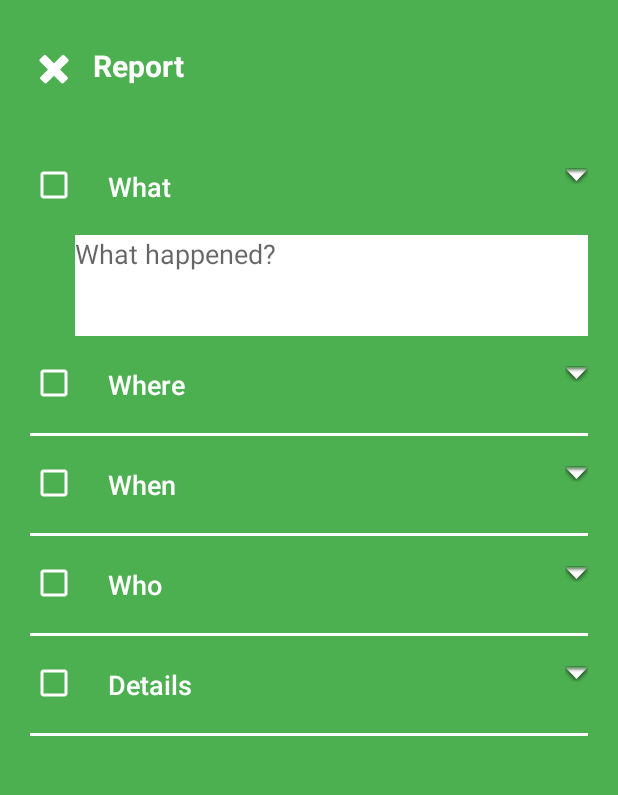
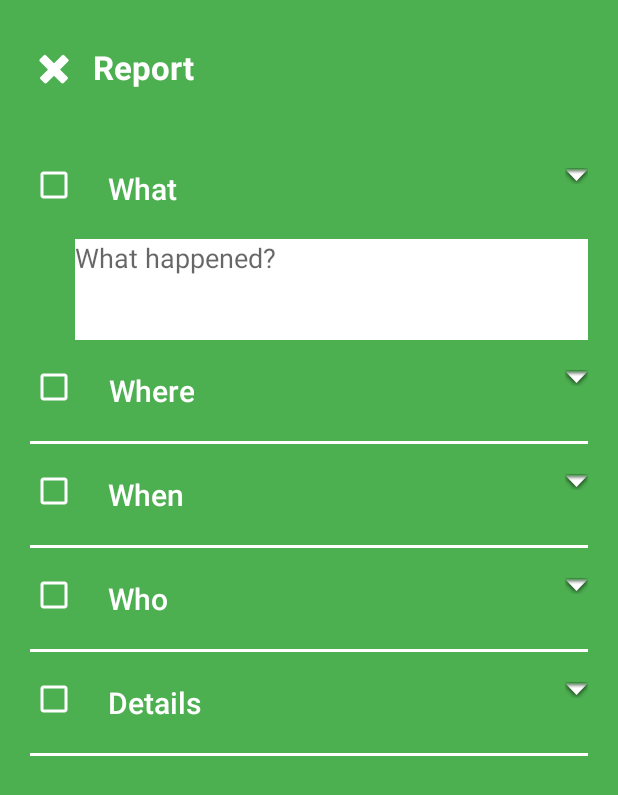
Before and after one commit to 51bootcamp/HappyBugs, an Android app: the ReportActivity screen opened directly, with no data from a screen before it, on a phone screen of 412 x 824 dp. Shown: the top 795 px of the screen. Run offline under Robolectric (Android 15) with nearby library versions, the phone set to English and light mode, and no system bars; libraries missing offline, so code that uses them is left out: org.json.simple.

Commit message:
Issue#155-fix-add-reportView

```diff
--- a/Frontend/app/src/main/res/layout/activity_report.xml
+++ b/Frontend/app/src/main/res/layout/activity_report.xml
@@ -30,7 +30,7 @@
             android:background="#00ff0000"
             android:paddingTop="30dp"
             android:textColor="@android:color/white"
-            android:textSize="20dp"
+            android:textSize="22dp"
             android:textStyle="bold"/>
 
     </RelativeLayout>
@@ -76,7 +76,7 @@
                     android:text="@string/whatBtn"
                     android:textAllCaps="false"
                     android:textColor="@android:color/white"
-                    android:textSize="18dp" />
+                    android:textSize="20dp" />
 
                 <ImageButton
                     android:id="@+id/whatArrow"
@@ -146,7 +146,7 @@
                     android:text="@string/whereBtn"
                     android:textAllCaps="false"
                     android:textColor="@android:color/white"
-                    android:textSize="18dp" />
+                    android:textSize="20dp" />
 
                 <ImageButton
                     android:layout_width="wrap_content"
@@ -214,7 +214,7 @@
                     android:text="@string/whenText"
                     android:textAllCaps="false"
                     android:textColor="@android:color/white"
-                    android:textSize="18dp" />
+                    android:textSize="20dp" />
 
                 <ImageButton
                     android:layout_width="wrap_content"
@@ -282,7 +282,7 @@
                     android:text="@string/whoBtn"
                     android:textAllCaps="false"
                     android:textColor="@android:color/white"
-                    android:textSize="18dp" />
+                    android:textSize="20dp" />
 
                 <ImageButton
                     android:layout_width="wrap_content"
@@ -376,7 +376,7 @@
                     android:text="@string/detailsBtn"
                     android:textAllCaps="false"
                     android:textColor="@android:color/white"
-                    android:textSize="18dp" />
+                    android:textSize="20dp" />
 
                 <ImageButton
                     android:layout_width="wrap_content"
```
Also changed, not shown: Frontend/app/src/main/java/io/happybugs/happybugs/activity/ReportActivity.java (+24 -1 lines).
